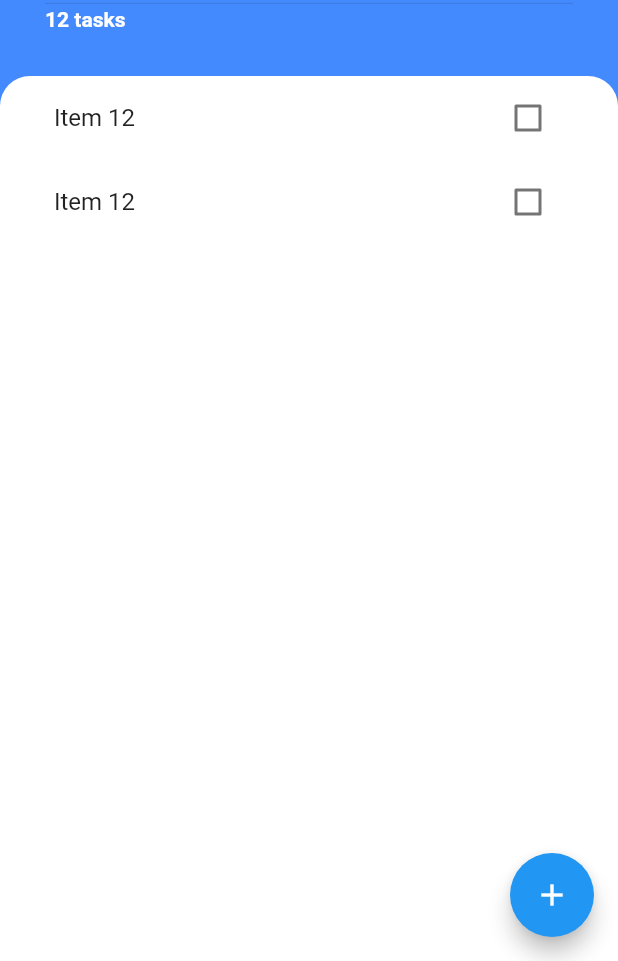
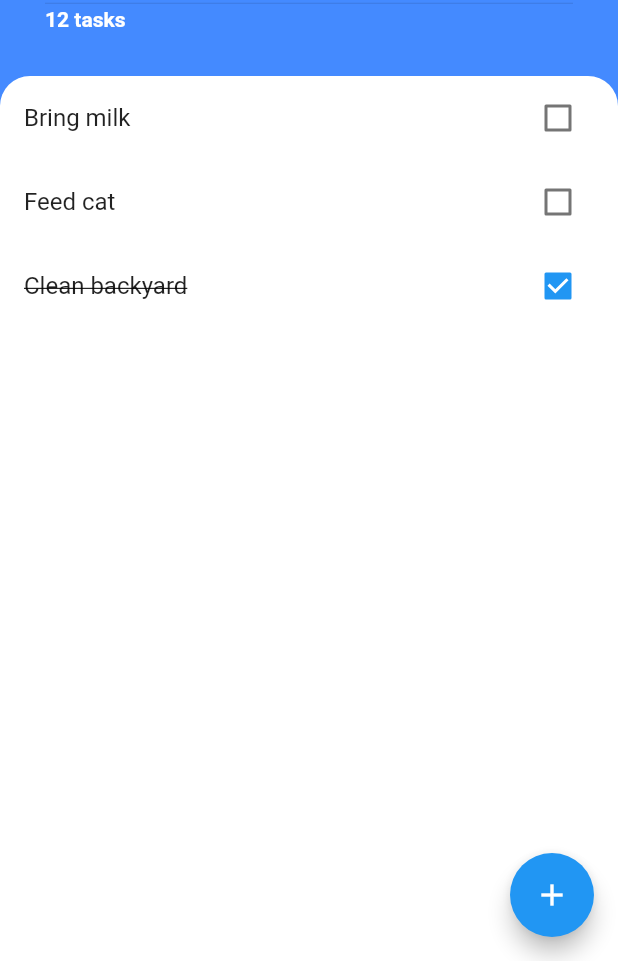
Before and after one commit to sukie2/flutter-todo-app, a Flutter app: the screen it shows after launch, on a phone screen of 412 x 824 dp, the part 275-1236 px from its top. Run offline on Flutter 3.47's test engine with Material 2 defaults, Android fonts, the phone set to English and light mode, and no system bars.

Commit message:
Added list builder. Code refactored.

```diff
--- /dev/null
+++ b/lib/models/task.dart
@@ -0,0 +1,10 @@
+class Task {
+  String name;
+  bool isDone;
+
+  Task({required this.name, required this.isDone});
+
+  void toggleDone() {
+    isDone = !isDone;
+  }
+}
--- a/lib/screens/tasks_screen.dart
+++ b/lib/screens/tasks_screen.dart
@@ -1,6 +1,6 @@
 import 'package:flutter/material.dart';
 import 'package:flutter_todo_app1/screens/add_task_screen.dart';
-import 'package:flutter_todo_app1/widgets/task_tile.dart';
+import 'package:flutter_todo_app1/widgets/tasks_list.dart';
 
 class TasksScreen extends StatelessWidget {
   @override
@@ -16,7 +16,9 @@ class TasksScreen extends StatelessWidget {
                     child: Container(
                       padding: EdgeInsets.only(
                           bottom: MediaQuery.of(context).viewInsets.bottom),
-                      child: AddTaskScreen(),
+                      child: Column(
+                        children: [AddTaskScreen()],
+                      ),
                     ),
                   ),
               isScrollControlled: true);
@@ -27,9 +29,8 @@ class TasksScreen extends StatelessWidget {
         children: [
           Padding(
             padding: EdgeInsets.only(top: 60, left: 30, bottom: 30, right: 30),
-            child: Column(
-              crossAxisAlignment: CrossAxisAlignment.start,
-              children: [
+            child:
+                Column(crossAxisAlignment: CrossAxisAlignment.start, children: [
               CircleAvatar(
                 radius: 30,
                 backgroundColor: Colors.white,
@@ -50,11 +51,10 @@ class TasksScreen extends StatelessWidget {
               Divider(height: 5),
               Text(
                 '12 tasks',
-                  style: TextStyle(
-                      color: Colors.white, fontWeight: FontWeight.bold),
+                style:
+                    TextStyle(color: Colors.white, fontWeight: FontWeight.bold),
               ),
-              ],
-            ),
+            ]),
           ),
           Expanded(
             child: Container(
@@ -65,13 +65,7 @@ class TasksScreen extends StatelessWidget {
                   topRight: Radius.circular(20),
                 ),
               ),
-              child: ListView(
-                padding: EdgeInsets.symmetric(horizontal: 20),
-                children: [
-                  TaskTile(),
-                  TaskTile(),
-                ],
-              ),
+              child: TasksList(),
             ),
           ),
         ],
--- a/lib/widgets/task_tile.dart
+++ b/lib/widgets/task_tile.dart
@@ -1,53 +1,26 @@
 import 'package:flutter/material.dart';
 
-class TaskTile extends StatefulWidget {
-  // String taskName;
-  // bool checkBoxState;
-  //
-  // TaskTile({required this.taskName, required this.checkBoxState});
-
-  @override
-  _TaskTileState createState() => _TaskTileState();
-}
-
-class _TaskTileState extends State<TaskTile> {
-  bool isChecked = false;
-  void checkBoxCallback(bool checkBoxState) {
-    setState(() {
-      isChecked = checkBoxState;
-    });
-  }
+class TaskTile extends StatelessWidget {
+  final String name;
+  final bool isChecked;
+  final Function(bool) toggleCheckBoxState;
+  TaskTile(
+      {required this.name,
+      required this.isChecked,
+      required this.toggleCheckBoxState});
 
   @override
   Widget build(BuildContext context) {
     return ListTile(
       title: Text(
-        'Item 12',
+        name,
         style: TextStyle(
             decoration: isChecked ? TextDecoration.lineThrough : null),
       ),
-      trailing: TaskCheckBox(
-        checkBoxState: isChecked,
-        toggleCheckBoxState: checkBoxCallback,
+      trailing: Checkbox(
+        value: isChecked,
+        onChanged: (value) => toggleCheckBoxState(value ?? false),
       ),
     );
   }
 }
-
-// typedef BoolVoidFunc = void Function(String);
-
-class TaskCheckBox extends StatelessWidget {
-  final bool checkBoxState;
-  final Function(bool) toggleCheckBoxState;
-  TaskCheckBox(
-      {required this.checkBoxState, required this.toggleCheckBoxState});
-
-  @override
-  Widget build(BuildContext context) {
-    return Checkbox(
-      activeColor: Colors.blueAccent,
-      value: checkBoxState,
-      onChanged: (value) => toggleCheckBoxState(value ?? false),
-    );
-  }
-}
--- /dev/null
+++ b/lib/widgets/tasks_list.dart
@@ -0,0 +1,33 @@
+import 'package:flutter/material.dart';
+import 'package:flutter_todo_app1/models/task.dart';
+
+import 'task_tile.dart';
+
+class TasksList extends StatefulWidget {
+  @override
+  _TasksListState createState() => _TasksListState();
+}
+
+class _TasksListState extends State<TasksList> {
+  List<Task> taskList = [
+    Task(name: 'Bring milk', isDone: false),
+    Task(name: 'Feed cat', isDone: false),
+    Task(name: 'Clean backyard', isDone: true),
+  ];
+
+  @override
+  Widget build(BuildContext context) {
+    return ListView.builder(
+        itemBuilder: (context, index) {
+          return TaskTile(
+              name: taskList[index].name,
+              isChecked: taskList[index].isDone,
+              toggleCheckBoxState: (state) {
+                setState(() {
+                  taskList[index].toggleDone();
+                });
+              });
+        },
+        itemCount: taskList.length);
+  }
+}
```
Lines whose indentation alone changed are shown as unchanged.
